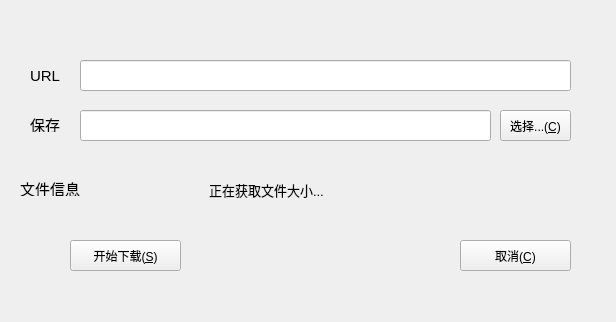
Before: the Qt Designer form src/libDownload/include/downloadmessagewindow.ui in pinsoftstudio/SecondDownloader, drawn with Qt 5.
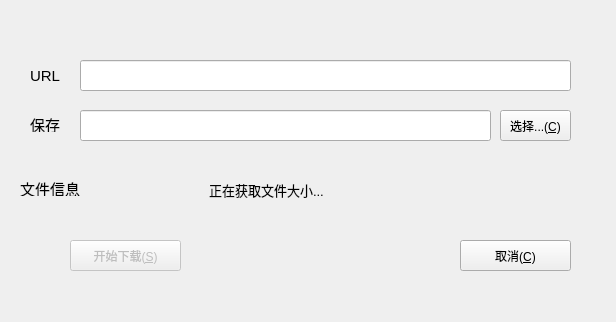
After: the same form once the commit is applied.

```diff
--- a/src/libDownload/include/downloadmessagewindow.ui
+++ b/src/libDownload/include/downloadmessagewindow.ui
@@ -14,6 +14,9 @@
    <string>文件信息</string>
   </property>
   <widget class="QPushButton" name="btnStart">
+   <property name="enabled">
+    <bool>false</bool>
+   </property>
    <property name="geometry">
     <rect>
      <x>70</x>
```
